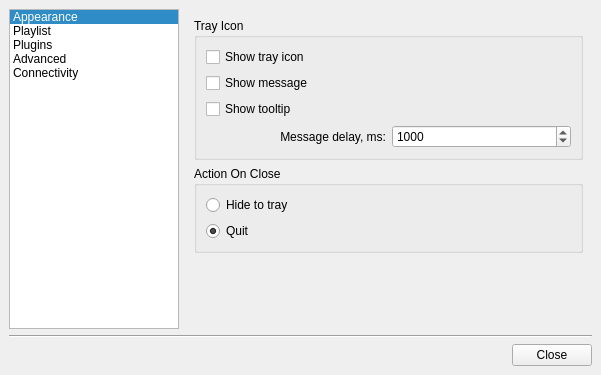
The window that src/configdialog.ui (ksv1986/qmmp-staging) describes before a commit, drawn with Qt 5.
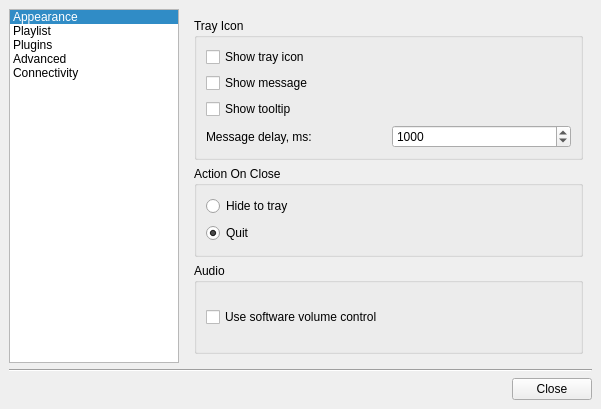
The same window after the commit. The open tabs and pages were chosen to show the change. Icons and pictures are not drawn.

Commit message: software volume control

```diff
--- a/src/configdialog.ui
+++ b/src/configdialog.ui
@@ -6,7 +6,7 @@
     <x>0</x>
     <y>0</y>
     <width>601</width>
-    <height>375</height>
+    <height>409</height>
    </rect>
   </property>
   <property name="windowTitle" >
@@ -651,21 +651,6 @@
        </widget>
        <widget class="QWidget" name="page_2" >
         <layout class="QVBoxLayout" >
-         <property name="spacing" >
-          <number>6</number>
-         </property>
-         <property name="leftMargin" >
-          <number>9</number>
-         </property>
-         <property name="topMargin" >
-          <number>9</number>
-         </property>
-         <property name="rightMargin" >
-          <number>9</number>
-         </property>
-         <property name="bottomMargin" >
-          <number>9</number>
-         </property>
          <item>
           <widget class="QGroupBox" name="groupBox_4" >
            <property name="title" >
@@ -726,7 +711,7 @@
                <string>Message delay, ms:</string>
               </property>
               <property name="alignment" >
-               <set>Qt::AlignRight|Qt::AlignTrailing|Qt::AlignVCenter</set>
+               <set>Qt::AlignLeading|Qt::AlignLeft|Qt::AlignVCenter</set>
               </property>
              </widget>
             </item>
@@ -782,17 +767,20 @@
           </widget>
          </item>
          <item>
-          <spacer>
-           <property name="orientation" >
-            <enum>Qt::Vertical</enum>
+          <widget class="QGroupBox" name="groupBox_6" >
+           <property name="title" >
+            <string>Audio</string>
            </property>
-           <property name="sizeHint" >
-            <size>
-             <width>20</width>
-             <height>40</height>
-            </size>
-           </property>
-          </spacer>
+           <layout class="QVBoxLayout" >
+            <item>
+             <widget class="QCheckBox" name="softVolumeCheckBox" >
+              <property name="text" >
+               <string>Use software volume control</string>
+              </property>
+             </widget>
+            </item>
+           </layout>
+          </widget>
          </item>
         </layout>
        </widget>
```
The commit also changes 13 other files.
